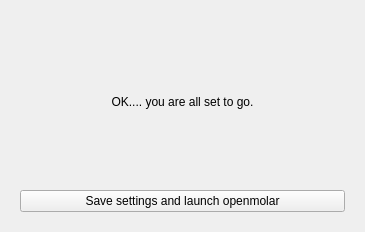
rowinggolfer/openmolar1, file qt-designer/newSetup.ui: the form before one commit.
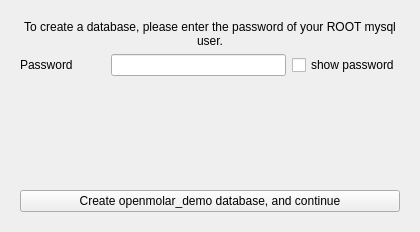
The form after the commit. The open tabs and pages were chosen to show the change.

The edit to the form file:
```diff
--- a/qt-designer/newSetup.ui
+++ b/qt-designer/newSetup.ui
@@ -5,7 +5,7 @@
    <rect>
     <x>0</x>
     <y>0</y>
-    <width>365</width>
+    <width>420</width>
     <height>232</height>
    </rect>
   </property>
@@ -483,7 +483,12 @@
        <item row="0" column="0" >
         <widget class="QLabel" name="label" >
          <property name="text" >
-          <string>OK.... you are all set to go.</string>
+          <string>OK.... you are all set to go.
+You will be presented with a login screen.
+I trust you remember your password?
+
+If you created a demo database... 
+enter user into the user field of the login screen.</string>
          </property>
          <property name="alignment" >
           <set>Qt::AlignCenter</set>
@@ -499,6 +504,82 @@
        </item>
       </layout>
      </widget>
+     <widget class="QWidget" name="page_2" >
+      <layout class="QGridLayout" name="gridLayout_7" >
+       <item row="0" column="0" colspan="4" >
+        <widget class="QLabel" name="mainPassword_label_2" >
+         <property name="font" >
+          <font>
+           <weight>50</weight>
+           <bold>false</bold>
+          </font>
+         </property>
+         <property name="text" >
+          <string>To create a database, please enter the password of your ROOT mysql user.</string>
+         </property>
+         <property name="alignment" >
+          <set>Qt::AlignCenter</set>
+         </property>
+         <property name="wordWrap" >
+          <bool>true</bool>
+         </property>
+        </widget>
+       </item>
+       <item row="1" column="0" >
+        <widget class="QLabel" name="label_6" >
+         <property name="text" >
+          <string>Password</string>
+         </property>
+        </widget>
+       </item>
+       <item row="1" column="1" colspan="2" >
+        <widget class="QLineEdit" name="rootPassword_lineEdit" >
+         <property name="minimumSize" >
+          <size>
+           <width>100</width>
+           <height>0</height>
+          </size>
+         </property>
+         <property name="text" >
+          <string/>
+         </property>
+         <property name="echoMode" >
+          <enum>QLineEdit::Password</enum>
+         </property>
+        </widget>
+       </item>
+       <item row="1" column="3" >
+        <widget class="QCheckBox" name="rootPassword_checkBox" >
+         <property name="focusPolicy" >
+          <enum>Qt::NoFocus</enum>
+         </property>
+         <property name="text" >
+          <string>show password</string>
+         </property>
+        </widget>
+       </item>
+       <item row="2" column="2" >
+        <spacer name="verticalSpacer_6" >
+         <property name="orientation" >
+          <enum>Qt::Vertical</enum>
+         </property>
+         <property name="sizeHint" stdset="0" >
+          <size>
+           <width>20</width>
+           <height>82</height>
+          </size>
+         </property>
+        </spacer>
+       </item>
+       <item row="3" column="0" colspan="4" >
+        <widget class="QPushButton" name="createDB_pushButton_2" >
+         <property name="text" >
+          <string>Create openmolar_demo database, and continue</string>
+         </property>
+        </widget>
+       </item>
+      </layout>
+     </widget>
     </widget>
    </item>
   </layout>
```
Left out of the diff: 40 changed lines with no effect on the pictures.
